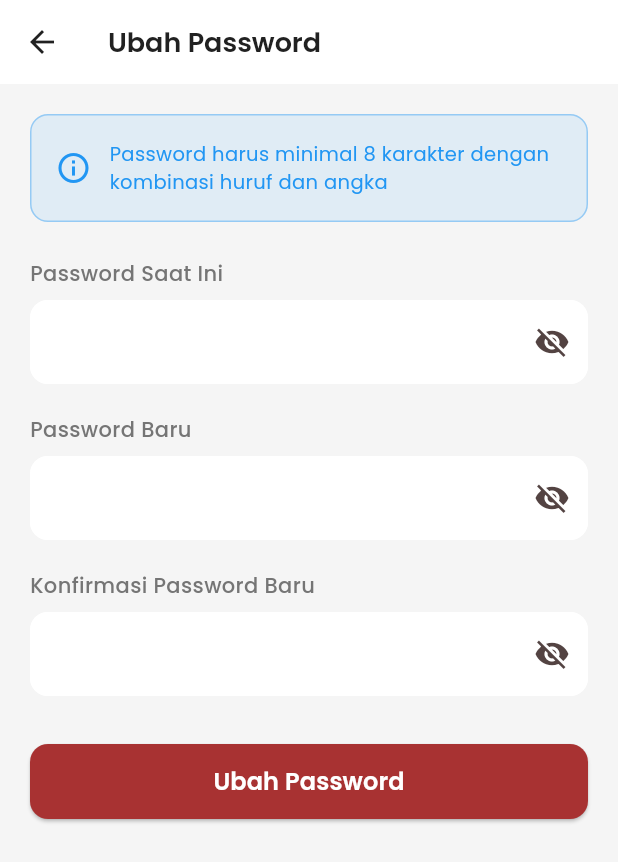
After one commit to ekakamelia/UAS-PAKrofi, a Flutter app: the ChangePasswordScreen screen opened directly, on a phone screen of 412 x 824 dp. The commit adds this screen. Shown: the top 862 px of the screen. Run offline on Flutter 3.47's test engine with Material 3 defaults, Android fonts, the phone set to English and light mode, and no system bars; our stand-ins replace google_fonts; network calls fail.

Commit message:
Mengfungsikan tombol Pengaturan di Profil: Notifikasi (toggle on/off), Ubah Password (form validasi), Bahasa (pilih bahasa), dan Bantuan (FAQ dan kontak)

```diff
--- /dev/null
+++ b/lib/features/settings/change_password_screen.dart
@@ -0,0 +1,143 @@
+import 'package:flutter/material.dart';
+import 'package:celeoe/core/theme.dart';
+
+class ChangePasswordScreen extends StatefulWidget {
+  const ChangePasswordScreen({super.key});
+
+  @override
+  State<ChangePasswordScreen> createState() => _ChangePasswordScreenState();
+}
+
+class _ChangePasswordScreenState extends State<ChangePasswordScreen> {
+  final _currentPasswordController = TextEditingController();
+  final _newPasswordController = TextEditingController();
+  final _confirmPasswordController = TextEditingController();
+  bool _obscureCurrent = true;
+  bool _obscureNew = true;
+  bool _obscureConfirm = true;
+
+  @override
+  Widget build(BuildContext context) {
+    return Scaffold(
+      appBar: AppBar(
+        title: Text('Ubah Password', style: AppTextStyles.title),
+        backgroundColor: Colors.white,
+        elevation: 0,
+        iconTheme: const IconThemeData(color: AppColors.textPrimary),
+      ),
+      backgroundColor: AppColors.background,
+      body: SingleChildScrollView(
+        padding: const EdgeInsets.all(20),
+        child: Column(
+          crossAxisAlignment: CrossAxisAlignment.start,
+          children: [
+            Container(
+              padding: const EdgeInsets.all(16),
+              decoration: BoxDecoration(
+                color: Colors.blue.withAlpha(25),
+                borderRadius: BorderRadius.circular(12),
+                border: Border.all(color: Colors.blue.withAlpha(100)),
+              ),
+              child: Row(
+                children: [
+                  const Icon(Icons.info_outline, color: Colors.blue),
+                  const SizedBox(width: 12),
+                  Expanded(
+                    child: Text(
+                      'Password harus minimal 8 karakter dengan kombinasi huruf dan angka',
+                      style: AppTextStyles.body.copyWith(color: Colors.blue, fontSize: 13),
+                    ),
+                  ),
+                ],
+              ),
+            ),
+            const SizedBox(height: 24),
+
+            Text('Password Saat Ini', style: AppTextStyles.subtitle),
+            const SizedBox(height: 8),
+            _buildPasswordField(
+              controller: _currentPasswordController,
+              obscure: _obscureCurrent,
+              onToggle: () => setState(() => _obscureCurrent = !_obscureCurrent),
+            ),
+
+            const SizedBox(height: 20),
+            Text('Password Baru', style: AppTextStyles.subtitle),
+            const SizedBox(height: 8),
+            _buildPasswordField(
+              controller: _newPasswordController,
+              obscure: _obscureNew,
+              onToggle: () => setState(() => _obscureNew = !_obscureNew),
+            ),
+
+            const SizedBox(height: 20),
+            Text('Konfirmasi Password Baru', style: AppTextStyles.subtitle),
+            const SizedBox(height: 8),
+            _buildPasswordField(
+              controller: _confirmPasswordController,
+              obscure: _obscureConfirm,
+              onToggle: () => setState(() => _obscureConfirm = !_obscureConfirm),
+            ),
+
+            const SizedBox(height: 32),
+            SizedBox(
+              width: double.infinity,
+              height: 50,
+              child: ElevatedButton(
+                onPressed: () {
+                  if (_newPasswordController.text != _confirmPasswordController.text) {
+                    ScaffoldMessenger.of(context).showSnackBar(
+                      const SnackBar(content: Text('Password baru tidak cocok')),
+                    );
+                    return;
+                  }
+                  ScaffoldMessenger.of(context).showSnackBar(
+                    const SnackBar(content: Text('Password berhasil diubah')),
+                  );
+                  Navigator.pop(context);
+                },
+                style: ElevatedButton.styleFrom(
+                  backgroundColor: AppColors.primary,
+                  foregroundColor: Colors.white,
+                  shape: RoundedRectangleBorder(
+                    borderRadius: BorderRadius.circular(12),
+                  ),
+                ),
+                child: Text('Ubah Password', style: AppTextStyles.button),
+              ),
+            ),
+          ],
+        ),
+      ),
+    );
+  }
+
+  Widget _buildPasswordField({
+    required TextEditingController controller,
+    required bool obscure,
+    required VoidCallback onToggle,
+  }) {
+    return Container(
+      decoration: BoxDecoration(
+        color: Colors.white,
+        borderRadius: BorderRadius.circular(12),
+      ),
+      child: TextField(
+        controller: controller,
+        obscureText: obscure,
+        decoration: InputDecoration(
+          border: OutlineInputBorder(
+            borderRadius: BorderRadius.circular(12),
+            borderSide: BorderSide.none,
+          ),
+          filled: true,
+          fillColor: Colors.white,
+          suffixIcon: IconButton(
+            icon: Icon(obscure ? Icons.visibility_off : Icons.visibility),
+            onPressed: onToggle,
+          ),
+        ),
+      ),
+    );
+  }
+}
```
Also changed, not shown: lib/features/profile/profile_screen.dart (+37 -9 lines), lib/features/settings/help_screen.dart (added, +144 -0 lines), lib/features/settings/language_screen.dart (added, +80 -0 lines), lib/features/settings/settings_notification_screen.dart (added, +137 -0 lines).
